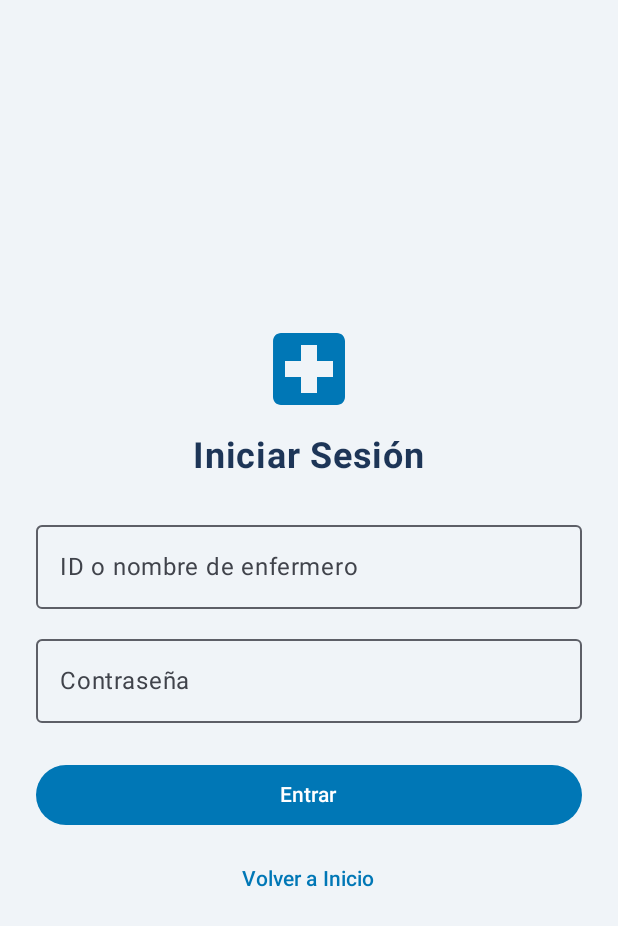
After one commit to mydz0/HospitalManagement_FrontEnd, an Android app built with Jetpack Compose: the composable LoginScreen shown on its own in the app's theme, on a phone screen of 412 x 824 dp. The commit adds this screen. Shown: the top 926 px of the screen. Run offline under Robolectric (Android 15) with nearby library versions, the phone set to English and light mode, and no system bars.

Commit message:
feat: pantalla LoginScreen y recursos del proyecto HospitalManagement

```diff
--- a/app/build.gradle.kts
+++ b/app/build.gradle.kts
@@ -52,4 +52,5 @@ dependencies {
     androidTestImplementation(libs.androidx.junit)
     debugImplementation(libs.androidx.compose.ui.test.manifest)
     debugImplementation(libs.androidx.compose.ui.tooling)
+    implementation("androidx.compose.material:material-icons-extended")
 }
--- /dev/null
+++ b/app/src/main/java/com/example/hospitalmanagement/ui/theme/LoginScreen.kt
@@ -0,0 +1,131 @@
+package com.example.hospitalmanagement
+
+import androidx.compose.foundation.background
+import androidx.compose.foundation.layout.*
+import androidx.compose.material.icons.Icons
+import androidx.compose.material.icons.filled.LocalHospital
+import androidx.compose.material3.*
+import androidx.compose.runtime.*
+import androidx.compose.ui.Alignment
+import androidx.compose.ui.Modifier
+import androidx.compose.ui.res.colorResource
+import androidx.compose.ui.res.stringResource
+import androidx.compose.ui.text.font.FontWeight
+import androidx.compose.ui.text.input.PasswordVisualTransformation
+import androidx.compose.ui.tooling.preview.Preview
+import androidx.compose.ui.unit.dp
+import androidx.compose.ui.unit.sp
+
+@Composable
+fun LoginScreen(
+    onNavigateBack: () -> Unit = {},
+    onLoginSubmit: (identificador: String, password: String) -> Unit = { _, _ -> }
+) {
+    var identificador by remember { mutableStateOf("") } // Puede ser ID o nombre
+    var password by remember { mutableStateOf("") }
+    var mensajeEstado by remember { mutableStateOf("") }
+    var hayError by remember { mutableStateOf(false) }
+
+    val colorPrincipal = colorResource(id = R.color.medical_primary)
+    val colorFondo = colorResource(id = R.color.medical_background)
+    val colorError = colorResource(id = R.color.medical_error)
+    val colorCorrecto = colorResource(id = R.color.medical_success)
+    val colorTexto = colorResource(id = R.color.text_dark)
+
+    val textoError = stringResource(id = R.string.error_empty_fields)
+    val textoOk = stringResource(id = R.string.login_success_msg)
+
+    Column(
+        modifier = Modifier
+            .fillMaxSize()
+            .background(colorFondo)
+            .padding(24.dp),
+        horizontalAlignment = Alignment.CenterHorizontally,
+        verticalArrangement = Arrangement.Center
+    ) {
+        Icon(
+            imageVector = Icons.Default.LocalHospital,
+            contentDescription = stringResource(id = R.string.logo_desc),
+            tint = colorPrincipal,
+            modifier = Modifier.size(64.dp)
+        )
+
+        Spacer(modifier = Modifier.height(12.dp))
+
+        Text(
+            text = stringResource(id = R.string.login_title),
+            fontSize = 24.sp,
+            fontWeight = FontWeight.Bold,
+            color = colorTexto
+        )
+
+        Spacer(modifier = Modifier.height(24.dp))
+
+        // Campo para ID o nombre del enfermero
+        OutlinedTextField(
+            value = identificador,
+            onValueChange = { identificador = it },
+            label = { Text("ID o nombre de enfermero") },
+            singleLine = true,
+            modifier = Modifier.fillMaxWidth()
+        )
+
+        Spacer(modifier = Modifier.height(12.dp))
+
+        OutlinedTextField(
+            value = password,
+            onValueChange = { password = it },
+            label = { Text(stringResource(id = R.string.password_label)) },
+            singleLine = true,
+            visualTransformation = PasswordVisualTransformation(),
+            modifier = Modifier.fillMaxWidth()
+        )
+
+        if (mensajeEstado.isNotEmpty()) {
+            Spacer(modifier = Modifier.height(12.dp))
+            Text(
+                text = mensajeEstado,
+                color = if (hayError) colorError else colorCorrecto,
+                fontSize = 14.sp
+            )
+        }
+
+        Spacer(modifier = Modifier.height(24.dp))
+
+        Button(
+            onClick = {
+                val limpio = identificador.trim()
+                if (limpio.isBlank() || password.isBlank()) {
+                    hayError = true
+                    mensajeEstado = textoError
+                } else {
+                    hayError = false
+                    mensajeEstado = textoOk
+                    onLoginSubmit(limpio, password)
+                }
+            },
+            colors = ButtonDefaults.buttonColors(containerColor = colorPrincipal),
+            modifier = Modifier.fillMaxWidth()
+        ) {
+            Text(text = stringResource(id = R.string.login_button))
+        }
+
+        Spacer(modifier = Modifier.height(8.dp))
+
+        TextButton(
+            onClick = onNavigateBack,
+            modifier = Modifier.fillMaxWidth()
+        ) {
+            Text(
+                text = stringResource(id = R.string.back_home_button),
+                color = colorPrincipal
+            )
+        }
+    }
+}
+
+@Preview(showBackground = true, showSystemUi = true)
+@Composable
+fun LoginScreenPreview() {
+    LoginScreen()
+}
--- a/app/src/main/java/com/example/hospitalmanagement/ui/theme/Type.kt
+++ b/app/src/main/java/com/example/hospitalmanagement/ui/theme/Type.kt
@@ -1,5 +1,4 @@
 package com.example.hospitalmanagement.ui.theme
-
 import androidx.compose.material3.Typography
 import androidx.compose.ui.text.TextStyle
 import androidx.compose.ui.text.font.FontFamily
--- a/app/src/main/res/values/colors.xml
+++ b/app/src/main/res/values/colors.xml
@@ -7,4 +7,13 @@
     <color name="teal_700">#FF018786</color>
     <color name="black">#FF000000</color>
     <color name="white">#FFFFFFFF</color>
+
+    <!-- Paleta para el Login -->
+    <color name="medical_primary">#0077B6</color>
+    <color name="medical_secondary">#00B4D8</color>
+    <color name="medical_background">#F0F4F8</color>
+    <color name="medical_surface">#FFFFFF</color>
+    <color name="medical_error">#D62828</color>
+    <color name="medical_success">#2A9D8F</color>
+    <color name="text_dark">#1D3557</color>
 </resources>
--- a/app/src/main/res/values/strings.xml
+++ b/app/src/main/res/values/strings.xml
@@ -1,3 +1,15 @@
 <resources>
-    <string name="app_name">HospitalManagement</string>
+    <string name="app_name">AppEnfermeria</string>
+
+    <!-- Textos Pantalla Login -->
+    <string name="login_title">Iniciar Sesión</string>
+    <string name="login_subtitle">Introduce tus datos de enfermero/a</string>
+    <string name="nurse_id_label">ID de enfermero</string>
+    <string name="password_label">Contraseña</string>
+    <string name="login_button">Entrar</string>
+    <string name="back_home_button">Volver a Inicio</string>
+    <string name="toggle_password_desc">Ver contraseña</string>
+    <string name="logo_desc">Icono enfermero</string>
+    <string name="error_empty_fields">Rellena todos los campos</string>
+    <string name="login_success_msg">Login correcto</string>
 </resources>
--- a/app/src/main/res/values/themes.xml
+++ b/app/src/main/res/values/themes.xml
@@ -1,5 +1,5 @@
 <?xml version="1.0" encoding="utf-8"?>
 <resources>
 
-    <style name="Theme.HospitalManagement" parent="android:Theme.Material.Light.NoActionBar" />
+    <style name="Theme.AppEnfermeria" parent="android:Theme.Material.Light.NoActionBar" />
 </resources>
```
Also changed, not shown: app/src/main/java/com/example/hospitalmanagement/ui/theme/Theme.kt (+0 -11 lines), app/src/main/java/com/example/hospitalmanagement/MainActivity.kt (line endings or trailing spaces).
